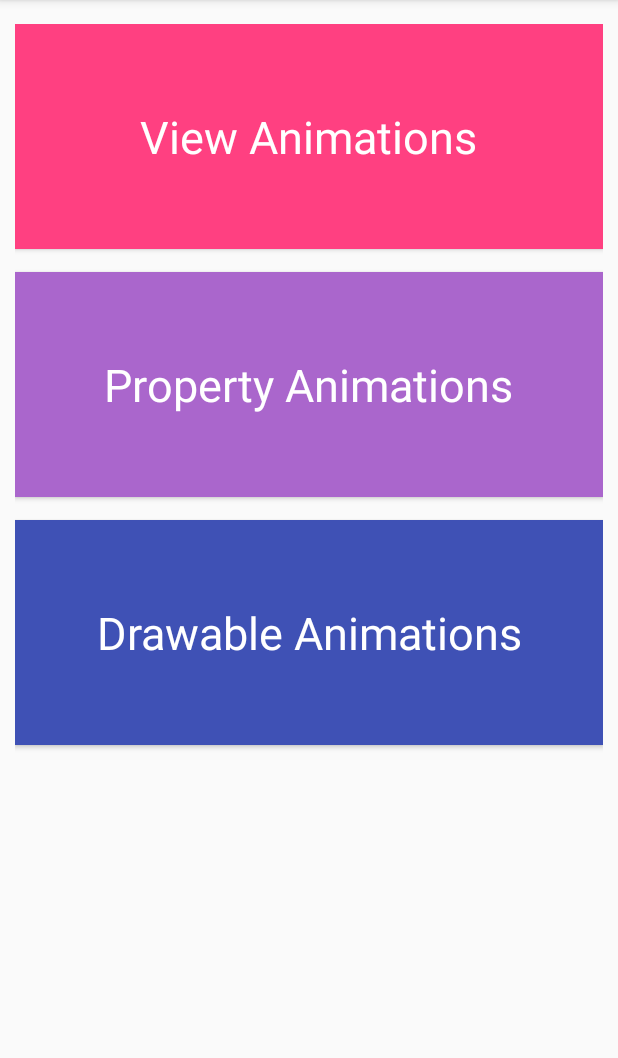
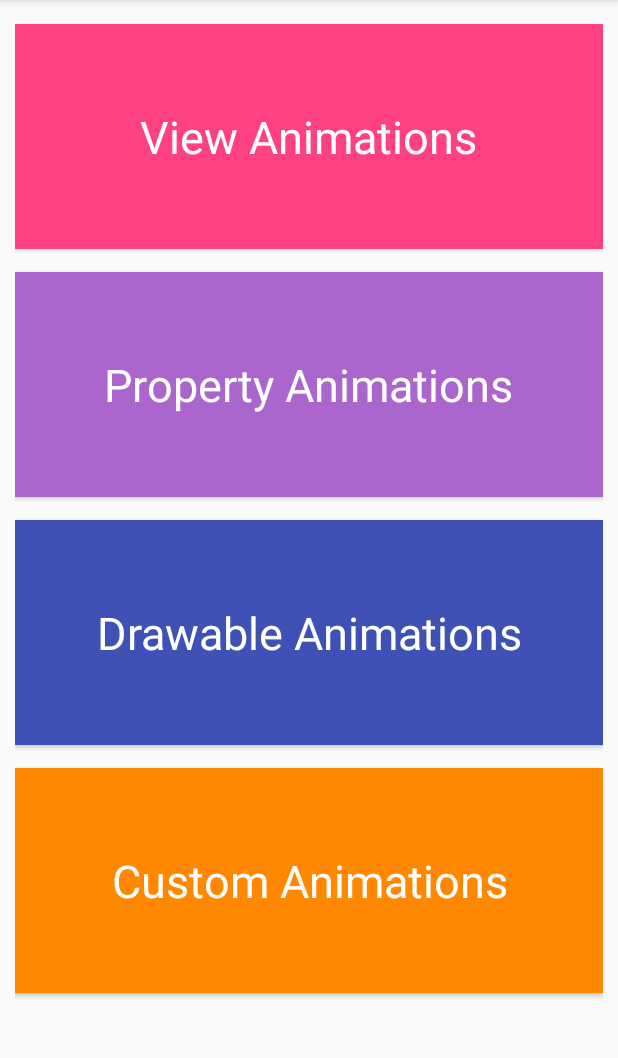
Before and after one commit to ajkh35/AnimationsInAndroid, an Android app: the screen it shows after launch (MainActivity), on a phone screen of 412 x 824 dp, the part 84-1142 px from its top. Run offline under Robolectric (Android 15) with nearby library versions, the phone set to English and light mode, and no system bars.

Commit message:
View animations

```diff
--- a/app/src/main/AndroidManifest.xml
+++ b/app/src/main/AndroidManifest.xml
@@ -29,6 +29,10 @@
         <activity
             android:name=".CrossFade"
             android:label="@string/title_activity_cross_fade"
+            android:theme="@style/AppTheme.NoActionBar" />
+        <activity
+            android:name=".Activities.ViewAnimations"
+            android:label="@string/title_activity_view_animations"
             android:theme="@style/AppTheme.NoActionBar"></activity>
     </application>
 
--- a/app/src/main/java/com/example/ajay/animationswithopengl/MainActivity.java
+++ b/app/src/main/java/com/example/ajay/animationswithopengl/MainActivity.java
@@ -27,7 +27,8 @@ import java.util.ArrayList;
 public class MainActivity extends AppCompatActivity {
 
     private ListView mList;
-    private String[] mData = new String[]{"View Animations","Property Animations","Drawable Animations"};
+    private String[] mData = new String[]{"View Animations","Property Animations",
+            "Drawable Animations","Custom Animations"};
     private final int COUNT = 20;
 
     @Override
--- a/app/src/main/res/anim/tween.xml
+++ b/app/src/main/res/anim/tween.xml
@@ -2,6 +2,14 @@
 <set xmlns:android="http://schemas.android.com/apk/res/android">
 
     <alpha
-        android:fromAlpha="0.1"
-        android:toAlpha="1"/>
+        android:fromAlpha="1"
+        android:toAlpha="0.5"
+        android:startOffset="0"
+        android:duration="200"/>
+
+    <alpha
+        android:fromAlpha="0.5"
+        android:toAlpha="1"
+        android:startOffset="200"
+        android:duration="200"/>
 </set>
--- a/app/src/main/res/values/strings.xml
+++ b/app/src/main/res/values/strings.xml
@@ -4,4 +4,5 @@
     <string name="title_activity_open_gl">OpenGL</string>
     <string name="title_activity_cross_fade">CrossFade</string>
     <string name="para">Paragraoh</string>
+    <string name="title_activity_view_animations">ViewAnimations</string>
 </resources>
```
Also changed, not shown: app/src/main/java/com/example/ajay/animationswithopengl/Adapter/MyAdapter.java (+71 -3 lines).
